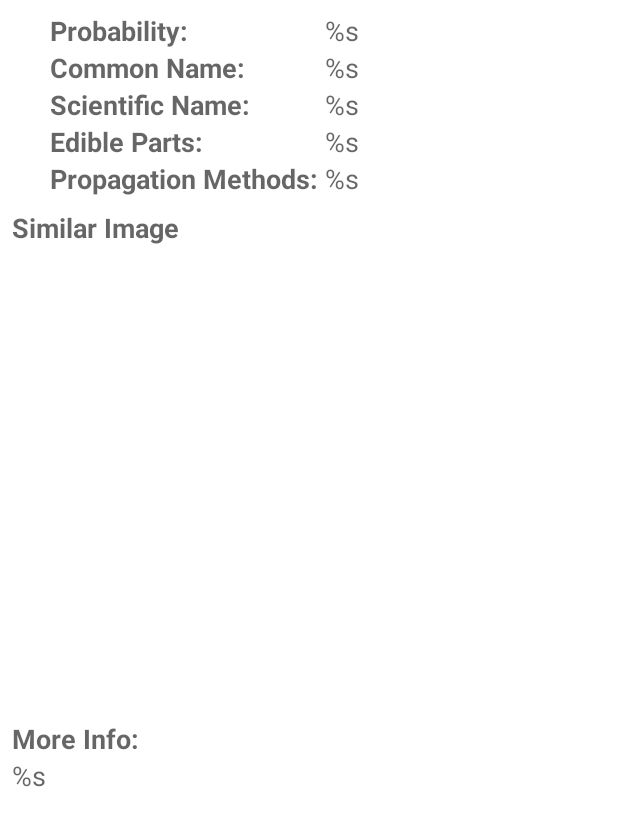
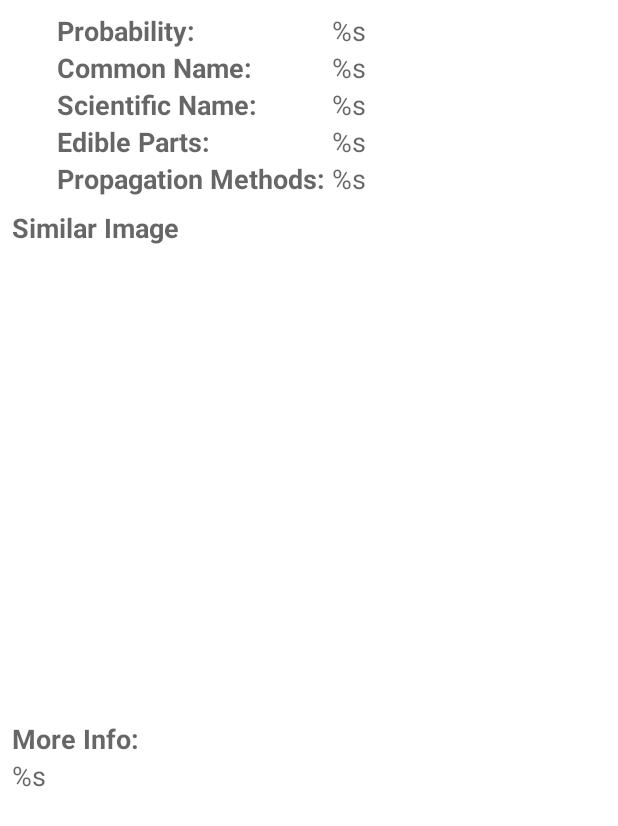
Before and after one commit to claycrews2002/Whats_That_Plant, an Android app: the layout plant_data.xml on its own in the app's theme, with its tools: preview values and no code run, on a phone screen of 412 x 824 dp. Shown: the top 826 px of the screen. Run offline under Robolectric (Android 15) with nearby library versions, the phone set to English and light mode, and no system bars.

Commit message:
feat: update styles

```diff
--- a/app/src/main/res/layout/plant_data.xml
+++ b/app/src/main/res/layout/plant_data.xml
@@ -15,7 +15,7 @@
         android:id="@+id/data_group"
         android:layout_width="wrap_content"
         android:layout_height="wrap_content"
-        android:layout_marginStart="25dp"
+        android:layout_marginStart="30dp"
         android:layout_marginBottom="@dimen/base_margin"
         android:orientation="vertical"
         app:layout_constraintRight_toRightOf="parent"
@@ -159,7 +159,7 @@
             android:text="@string/one_string"
             android:maxLines="1"
             android:ellipsize="end"
-            android:maxLength="20"
+            android:maxLength="30"
             android:textAppearance="@style/Base.TextAppearance.AppCompat.Medium"
             app:layout_constraintTop_toBottomOf="@+id/selected_image"
             app:layout_constraintStart_toEndOf="@id/wiki_url_label"
```
